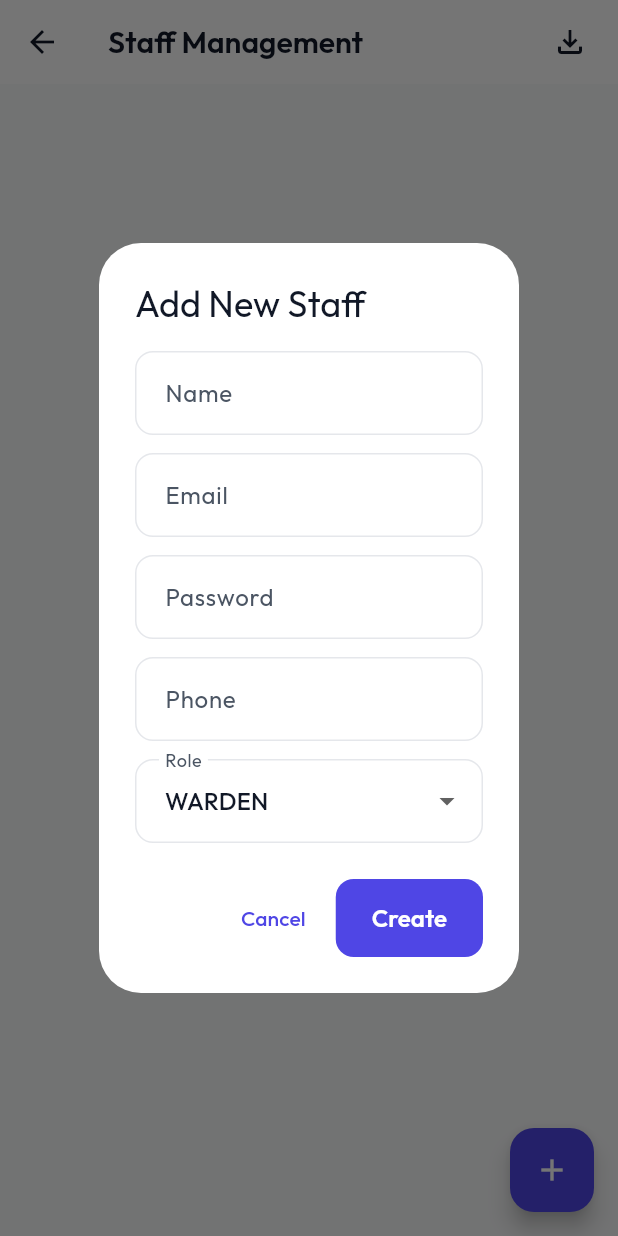
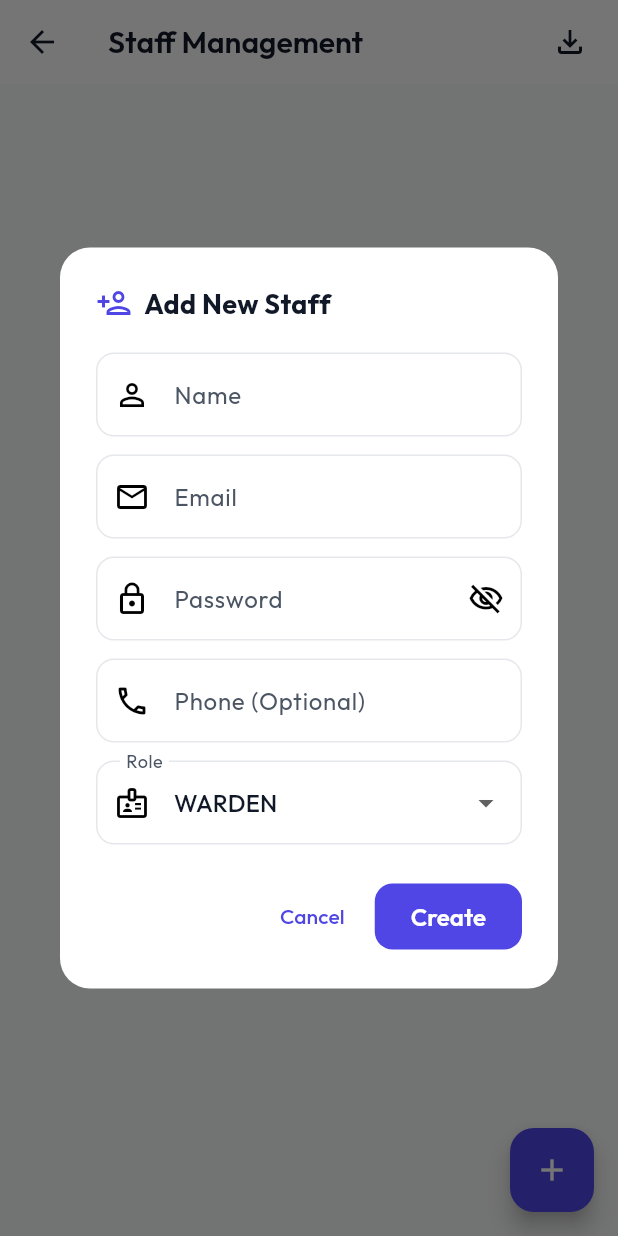
Before and after one commit to Shivam5059/Hostel_App, a Flutter app: the StaffManagementView screen opened directly, after a tap on the "add" icon, on a phone screen of 412 x 824 dp. Run offline on Flutter 3.47's test engine with Material 3 defaults, Android fonts, the phone set to English and light mode, and no system bars; our stand-ins replace camera, cross_file, flutter_animate, google_fonts, share_plus, shared_preferences; missing offline and left inert: dart:html; accounts and stored records are empty.

Commit message:
Functionality to add counselor/warden/rector has been imporved as well as email notification to parents will be sent when they approve/reject a student's leave

```diff
--- a/hostel_frontend/lib/admin/staff_management_view.dart
+++ b/hostel_frontend/lib/admin/staff_management_view.dart
@@ -26,81 +26,12 @@ class _StaffManagementViewState extends State<StaffManagementView> {
     });
   }
 
-  Future<void> _showStaffForm({Map<String, dynamic>? staff}) async {
-    final nameCtrl = TextEditingController(text: staff?['name']);
-    final emailCtrl = TextEditingController(text: staff?['email']);
-    final phoneCtrl = TextEditingController(text: staff?['phone']);
-    final passCtrl = TextEditingController();
-    String role = staff?['role'] ?? 'WARDEN';
-
-    final result = await showDialog<bool>(
+  void _showStaffForm({Map<String, dynamic>? staff}) {
+    showDialog(
       context: context,
-      builder: (ctx) => StatefulBuilder(builder: (ctx, setDialogState) {
-        return AlertDialog(
-          title: Text(staff == null ? 'Add New Staff' : 'Edit Staff'),
-          content: SingleChildScrollView(
-            child: Column(
-              mainAxisSize: MainAxisSize.min,
-              children: [
-                TextField(controller: nameCtrl, decoration: const InputDecoration(labelText: 'Name')),
-                const SizedBox(height: 12),
-                if (staff == null) ...[
-                  TextField(controller: emailCtrl, decoration: const InputDecoration(labelText: 'Email')),
-                  const SizedBox(height: 12),
-                  TextField(controller: passCtrl, decoration: const InputDecoration(labelText: 'Password'), obscureText: true),
-                  const SizedBox(height: 12),
-                ],
-                TextField(controller: phoneCtrl, decoration: const InputDecoration(labelText: 'Phone')),
-                const SizedBox(height: 12),
-                DropdownButtonFormField<String>(
-                  value: role,
-                  decoration: const InputDecoration(labelText: 'Role'),
-                  items: ['RECTOR', 'WARDEN', 'COUNSELOR'].map((r) => DropdownMenuItem(value: r, child: Text(r))).toList(),
-                  onChanged: (v) => setDialogState(() => role = v!),
-                ),
-              ],
-            ),
-          ),
-          actions: [
-            TextButton(onPressed: () => Navigator.pop(ctx), child: const Text('Cancel')),
-            ElevatedButton(
-              onPressed: () => Navigator.pop(ctx, true),
-              child: Text(staff == null ? 'Create' : 'Update'),
-            ),
-          ],
-        );
-      }),
+      barrierDismissible: false,
+      builder: (ctx) => _StaffFormDialog(staff: staff, onSuccess: () async => _refresh()),
     );
-
-    if (result == true) {
-      bool ok;
-      String? error;
-      if (staff == null) {
-        final res = await ApiManager.registerStaffAdmin({
-          'name': nameCtrl.text,
-          'email': emailCtrl.text,
-          'phone': phoneCtrl.text,
-          'password': passCtrl.text,
-          'role': role,
-        });
-        ok = res.$1;
-        error = res.$2;
-      } else {
-        final res = await ApiManager.updateStaffAdmin(staff['user_id'], {
-          'name': nameCtrl.text,
-          'phone': phoneCtrl.text,
-          'role': role,
-        });
-        ok = res.$1;
-        error = res.$2;
-      }
-
-      if (ok) {
-        _refresh();
-      } else if (mounted) {
-        ScaffoldMessenger.of(context).showSnackBar(SnackBar(content: Text(error ?? 'Operation failed'), backgroundColor: AppTheme.accentColor));
-      }
-    }
   }
 
   Future<void> _deleteStaff(int id, String name) async {
@@ -147,7 +78,8 @@ class _StaffManagementViewState extends State<StaffManagementView> {
                   ['Name', 'Email', 'Role', 'Phone', 'Hostel'],
                   ['name', 'email', 'role', 'phone', 'hostel_name']
                 );
-                if (mounted) CsvExportHelper.showExportDialog(context, 'Staff', csv);
+                if (!context.mounted) return;
+                CsvExportHelper.showExportDialog(context, 'Staff', csv);
               }
             },
           ),
@@ -214,3 +146,189 @@ class _StaffManagementViewState extends State<StaffManagementView> {
     );
   }
 }
+
+class _StaffFormDialog extends StatefulWidget {
+  final Map<String, dynamic>? staff;
+  final Future<void> Function() onSuccess;
+
+  const _StaffFormDialog({this.staff, required this.onSuccess});
+
+  @override
+  State<_StaffFormDialog> createState() => _StaffFormDialogState();
+}
+
+class _StaffFormDialogState extends State<_StaffFormDialog> {
+  final _formKey = GlobalKey<FormState>();
+  late final TextEditingController _nameCtrl;
+  late final TextEditingController _emailCtrl;
+  late final TextEditingController _phoneCtrl;
+  late final TextEditingController _passCtrl;
+  late String _role;
+  bool _loading = false;
+  bool _obscure = true;
+
+  @override
+  void initState() {
+    super.initState();
+    _nameCtrl = TextEditingController(text: widget.staff?['name']);
+    _emailCtrl = TextEditingController(text: widget.staff?['email']);
+    _phoneCtrl = TextEditingController(text: widget.staff?['phone']);
+    _passCtrl = TextEditingController();
+    _role = widget.staff?['role'] ?? 'WARDEN';
+  }
+
+  @override
+  void dispose() {
+    _nameCtrl.dispose();
+    _emailCtrl.dispose();
+    _phoneCtrl.dispose();
+    _passCtrl.dispose();
+    super.dispose();
+  }
+
+  Future<void> _submit() async {
+    if (!_formKey.currentState!.validate()) return;
+    setState(() => _loading = true);
+
+    bool ok;
+    String? error;
+    if (widget.staff == null) {
+      final res = await ApiManager.registerStaffAdmin({
+        'name': _nameCtrl.text.trim(),
+        'email': _emailCtrl.text.trim(),
+        'phone': _phoneCtrl.text.trim(),
+        'password': _passCtrl.text,
+        'role': _role,
+      });
+      ok = res.$1;
+      error = res.$2;
+    } else {
+      final res = await ApiManager.updateStaffAdmin(widget.staff!['user_id'], {
+        'name': _nameCtrl.text.trim(),
+        'phone': _phoneCtrl.text.trim(),
+        'role': _role,
+      });
+      ok = res.$1;
+      error = res.$2;
+    }
+
+    if (!mounted) return;
+    setState(() => _loading = false);
+
+    if (ok) {
+      if (!context.mounted) return;
+      Navigator.pop(context);
+      await widget.onSuccess();
+      if (!mounted) return;
+      ScaffoldMessenger.of(context).showSnackBar(SnackBar(
+        content: Text(widget.staff == null ? 'Staff registered successfully!' : 'Staff updated successfully!'),
+        backgroundColor: Colors.green,
+      ));
+    } else {
+      ScaffoldMessenger.of(context).showSnackBar(SnackBar(
+        content: Text(error ?? 'Operation failed'),
+        backgroundColor: AppTheme.accentColor,
+      ));
+    }
+  }
+
+  @override
+  Widget build(BuildContext context) {
+    return Dialog(
+      shape: RoundedRectangleBorder(borderRadius: BorderRadius.circular(20)),
+      child: Container(
+        padding: const EdgeInsets.all(24),
+        constraints: const BoxConstraints(maxWidth: 400),
+        child: Form(
+          key: _formKey,
+          child: Column(
+            mainAxisSize: MainAxisSize.min,
+            crossAxisAlignment: CrossAxisAlignment.stretch,
+            children: [
+              Row(
+                children: [
+                  Icon(widget.staff == null ? Icons.person_add_outlined : Icons.edit_outlined, color: AppTheme.primaryColor),
+                  const SizedBox(width: 8),
+                  Text(widget.staff == null ? 'Add New Staff' : 'Edit Staff', style: const TextStyle(fontSize: 18, fontWeight: FontWeight.bold)),
+                ],
+              ),
+              const SizedBox(height: 20),
+              TextFormField(
+                controller: _nameCtrl,
+                enabled: !_loading,
+                decoration: InputDecoration(labelText: 'Name', prefixIcon: const Icon(Icons.person_outline), border: OutlineInputBorder(borderRadius: BorderRadius.circular(12))),
+                validator: (v) => v == null || v.trim().isEmpty ? 'Name is required' : null,
+              ),
+              const SizedBox(height: 12),
+              if (widget.staff == null) ...[
+                TextFormField(
+                  controller: _emailCtrl,
+                  enabled: !_loading,
+                  keyboardType: TextInputType.emailAddress,
+                  decoration: InputDecoration(labelText: 'Email', prefixIcon: const Icon(Icons.email_outlined), border: OutlineInputBorder(borderRadius: BorderRadius.circular(12))),
+                  validator: (v) {
+                    if (v == null || v.trim().isEmpty) return 'Email is required';
+                    if (!RegExp(r'^[^@]+@[^@]+\.[^@]+').hasMatch(v.trim())) return 'Invalid email';
+                    return null;
+                  },
+                ),
+                const SizedBox(height: 12),
+                TextFormField(
+                  controller: _passCtrl,
+                  enabled: !_loading,
+                  obscureText: _obscure,
+                  decoration: InputDecoration(
+                    labelText: 'Password',
+                    prefixIcon: const Icon(Icons.lock_outline),
+                    suffixIcon: IconButton(
+                      icon: Icon(_obscure ? Icons.visibility_off_outlined : Icons.visibility_outlined),
+                      onPressed: () => setState(() => _obscure = !_obscure),
+                    ),
+                    border: OutlineInputBorder(borderRadius: BorderRadius.circular(12)),
+                  ),
+                  validator: (v) => v == null || v.length < 6 ? 'Password must be at least 6 characters' : null,
+                ),
+                const SizedBox(height: 12),
+              ],
+              TextFormField(
+                controller: _phoneCtrl,
+                enabled: !_loading,
+                keyboardType: TextInputType.phone,
+                decoration: InputDecoration(labelText: 'Phone (Optional)', prefixIcon: const Icon(Icons.phone_outlined), border: OutlineInputBorder(borderRadius: BorderRadius.circular(12))),
+              ),
+              const SizedBox(height: 12),
+              DropdownButtonFormField<String>(
+                initialValue: _role,
+                decoration: InputDecoration(labelText: 'Role', prefixIcon: const Icon(Icons.badge_outlined), border: OutlineInputBorder(borderRadius: BorderRadius.circular(12))),
+                items: ['RECTOR', 'WARDEN', 'COUNSELOR'].map((r) => DropdownMenuItem(value: r, child: Text(r))).toList(),
+                onChanged: _loading ? null : (v) => setState(() => _role = v!),
+              ),
+              const SizedBox(height: 24),
+              Row(
+                mainAxisAlignment: MainAxisAlignment.end,
+                children: [
+                  TextButton(
+                    onPressed: _loading ? null : () => Navigator.pop(context),
+                    child: const Text('Cancel'),
+                  ),
+                  const SizedBox(width: 8),
+                  ElevatedButton(
+                    onPressed: _loading ? null : _submit,
+                    style: ElevatedButton.styleFrom(
+                      backgroundColor: AppTheme.primaryColor,
+                      padding: const EdgeInsets.symmetric(horizontal: 24, vertical: 12),
+                      shape: RoundedRectangleBorder(borderRadius: BorderRadius.circular(12)),
+                    ),
+                    child: _loading
+                        ? const SizedBox(width: 20, height: 20, child: CircularProgressIndicator(color: Colors.white, strokeWidth: 2))
+                        : Text(widget.staff == null ? 'Create' : 'Update', style: const TextStyle(color: Colors.white)),
+                  ),
+                ],
+              ),
+            ],
+          ),
+        ),
+      ),
+    );
+  }
+}
```
Also changed, not shown: 2 other files.
